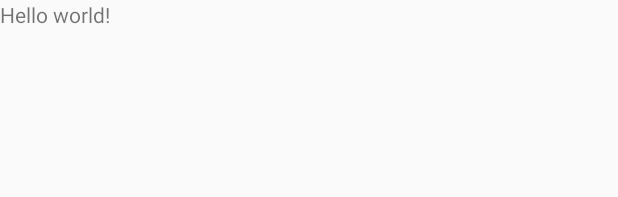
After one commit to laa-1-yay/Monument, an Android app: the layout activity_scan.xml on its own in the app's theme, with its tools: preview values and no code run, on a phone screen of 412 x 824 dp. The commit adds this screen. Shown: the top 197 px of the screen. Run offline under Robolectric (Android 15) with nearby library versions, the phone set to English and light mode, and no system bars.

Commit message:
change in scan lib
Signed-off-by: Laavanye Bahl <laavanye.bahl@gmail.com>

```diff
--- a/app/build.gradle
+++ b/app/build.gradle
@@ -23,4 +23,5 @@ dependencies {
     compile fileTree(dir: 'libs', include: ['*.jar'])
     testCompile 'junit:junit:4.12'
     compile 'com.android.support:appcompat-v7:23.1.1'
+    compile 'me.dm7.barcodescanner:zxing:1.8.4'
 }
--- /dev/null
+++ b/app/src/main/res/layout/activity_scan.xml
@@ -0,0 +1,16 @@
+<FrameLayout xmlns:android="http://schemas.android.com/apk/res/android"
+    xmlns:tools="http://schemas.android.com/tools"
+    android:layout_width="match_parent"
+    android:layout_height="match_parent"
+    tools:context="com.xkcd.xkcd.ScanActivity">
+
+    <TextView android:text="@string/hello_world" android:layout_width="wrap_content"
+        android:layout_height="wrap_content" />
+
+    <LinearLayout
+        android:layout_width="match_parent"
+        android:layout_height="match_parent">
+
+    </LinearLayout>
+
+</FrameLayout>
--- /dev/null
+++ b/app/src/main/res/menu/menu_scan.xml
@@ -0,0 +1,6 @@
+<menu xmlns:android="http://schemas.android.com/apk/res/android"
+    xmlns:app="http://schemas.android.com/apk/res-auto"
+    xmlns:tools="http://schemas.android.com/tools" tools:context="com.xkcd.xkcd.ScanActivity">
+    <item android:id="@+id/action_settings" android:title="@string/action_settings"
+        android:orderInCategory="100" app:showAsAction="never" />
+</menu>
--- a/app/src/main/res/values/strings.xml
+++ b/app/src/main/res/values/strings.xml
@@ -1,3 +1,7 @@
 <resources>
     <string name="app_name">XKCD</string>
+    <string name="title_activity_scan">ScanActivity</string>
+
+    <string name="hello_world">Hello world!</string>
+    <string name="action_settings">Settings</string>
 </resources>
```
Also changed, not shown: app/src/main/AndroidManifest.xml (+10 -4 lines), app/src/main/java/com/xkcd/xkcd/ScanActivity.java (added, +72 -0 lines).
